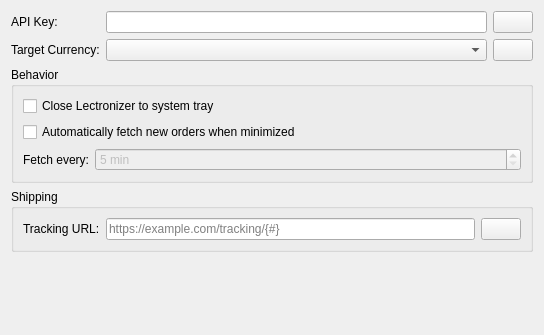
Before: the Qt Designer form widgets/settingspages/generalsettingspage.ui in arturo182/lectronizer, drawn with Qt 5.
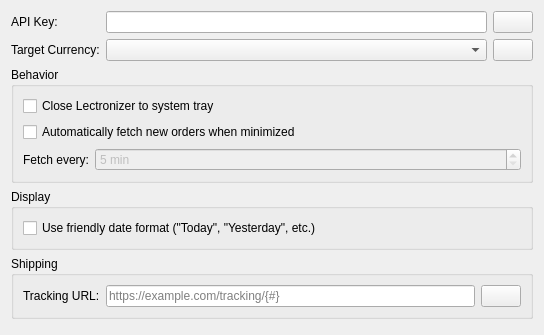
After: the same form once the commit is applied. Icons and pictures are not drawn.

Commit message: Make friendly dates a setting

Diff of the .ui file:
```diff
--- a/widgets/settingspages/generalsettingspage.ui
+++ b/widgets/settingspages/generalsettingspage.ui
@@ -125,7 +125,7 @@
      </layout>
     </widget>
    </item>
-   <item row="3" column="0" colspan="2">
+   <item row="4" column="0" colspan="2">
     <widget class="QGroupBox" name="shippingGroupBox">
      <property name="title">
       <string>Shipping</string>
@@ -172,6 +172,22 @@
      </layout>
     </widget>
    </item>
+   <item row="3" column="0" colspan="2">
+    <widget class="QGroupBox" name="displayGroupBox">
+     <property name="title">
+      <string>Display</string>
+     </property>
+     <layout class="QVBoxLayout" name="verticalLayout">
+      <item>
+       <widget class="QCheckBox" name="friendlyDateCheckBox">
+        <property name="text">
+         <string>Use friendly date format (&quot;Today&quot;, &quot;Yesterday&quot;, etc.)</string>
+        </property>
+       </widget>
+      </item>
+     </layout>
+    </widget>
+   </item>
   </layout>
  </widget>
  <resources>
```
The commit also changes 6 other files.
